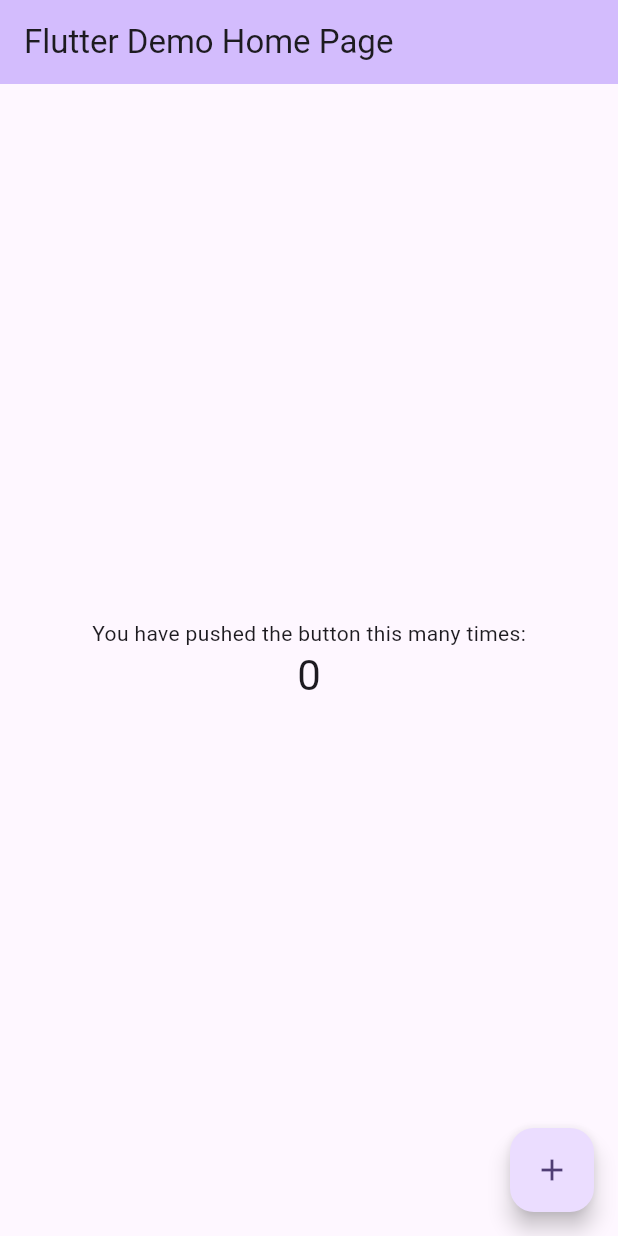
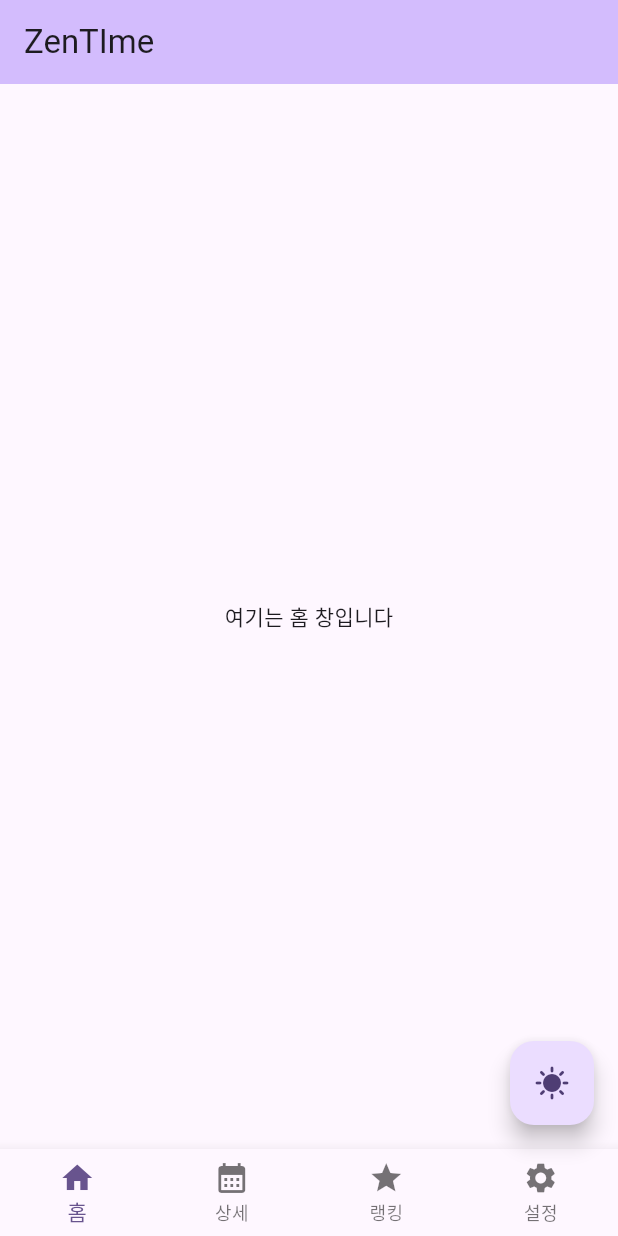
Before and after one commit to kimjw7815/zentime, a Flutter app: the screen it shows after launch, on a phone screen of 412 x 824 dp. Run offline on Flutter 3.47's test engine with Material 3 defaults, Android fonts, the phone set to English and light mode, and no system bars.

Commit message:
기본 화면 구성

```diff
--- /dev/null
+++ b/zentime_app/lib/apps/homepage.dart
@@ -0,0 +1,19 @@
+import 'package:flutter/material.dart';
+
+class HomePage extends StatelessWidget {
+  const HomePage({super.key});
+
+  @override
+  Widget build(BuildContext context) {
+    return Scaffold(
+      body: Center(
+        child: Column(
+          mainAxisAlignment: .center,
+          children: [
+            const Text('여기는 홈 창입니다'),
+          ],
+        ),
+      ),
+    );
+  }
+}
--- /dev/null
+++ b/zentime_app/lib/framepage.dart
@@ -0,0 +1,65 @@
+import 'package:flutter/material.dart';
+import 'package:zentime/apps/homepage.dart';
+import 'package:zentime/apps/detailpage.dart';
+import 'package:zentime/apps/rankingpage.dart';
+import 'package:zentime/apps/settingpage.dart';
+
+class FramePage extends StatefulWidget {
+  final VoidCallback toggleTheme;
+  const FramePage({super.key, required this.toggleTheme});
+
+  @override
+  State<FramePage> createState() => _FramePageState();
+}
+class _FramePageState extends State<FramePage> {
+  int _selectedIndex = 0;
+
+  @override
+  Widget build(BuildContext context) {
+    final List<Widget> _pages = [
+      const HomePage(),    // 0번: 홈 페이지
+      const DetailPage(),    // 1번: 상세 페이지
+      const RankingPage(),    // 0번: 랭킹 페이지
+      const SettingPage(),    // 2번: 설정 페이지
+    ];
+    return Scaffold(
+      appBar: AppBar(
+        backgroundColor: Theme.of(context).colorScheme.inversePrimary,
+        title: Text('ZenTIme'),
+      ),
+      body: _pages[_selectedIndex],
+      floatingActionButton: FloatingActionButton(
+        onPressed: widget.toggleTheme,
+        tooltip: '라이트/다크 모드 변경',
+        child: const Icon(Icons.sunny),
+      ),
+      bottomNavigationBar: BottomNavigationBar(
+        type: BottomNavigationBarType.fixed,
+        items: const [
+          BottomNavigationBarItem(
+            icon: Icon(Icons.home),
+            label: '홈',
+          ),
+          BottomNavigationBarItem(
+            icon: Icon(Icons.calendar_month),
+            label: '상세',
+          ),
+          BottomNavigationBarItem(
+            icon: Icon(Icons.star),
+            label: '랭킹',
+          ),
+          BottomNavigationBarItem(
+            icon: Icon(Icons.settings),
+            label: '설정',
+          ),
+        ],
+        currentIndex: _selectedIndex,
+        onTap: (index) {
+          setState(() {
+            _selectedIndex = index; // 사용자가 누른 번호로 업데이트!
+          });
+        },
+      )
+    );
+  }
+}
--- a/zentime_app/lib/main.dart
+++ b/zentime_app/lib/main.dart
@@ -1,122 +1,61 @@
 import 'package:flutter/material.dart';
+import 'package:zentime/framepage.dart';
+import 'package:zentime/apps/settingpage.dart';
 
 void main() {
-  runApp(const MyApp());
+  runApp(const ZenTimeApp());
 }
 
-class MyApp extends StatelessWidget {
-  const MyApp({super.key});
+class ZenTimeApp extends StatefulWidget {
+  const ZenTimeApp({super.key});
 
-  // This widget is the root of your application.
   @override
-  Widget build(BuildContext context) {
-    return MaterialApp(
-      title: 'Flutter Demo',
-      theme: ThemeData(
-        // This is the theme of your application.
-        //
-        // TRY THIS: Try running your application with "flutter run". You'll see
-        // the application has a purple toolbar. Then, without quitting the app,
-        // try changing the seedColor in the colorScheme below to Colors.green
-        // and then invoke "hot reload" (save your changes or press the "hot
-        // reload" button in a Flutter-supported IDE, or press "r" if you used
-        // the command line to start the app).
-        //
-        // Notice that the counter didn't reset back to zero; the application
-        // state is not lost during the reload. To reset the state, use hot
-        // restart instead.
-        //
-        // This works for code too, not just values: Most code changes can be
-        // tested with just a hot reload.
-        colorScheme: .fromSeed(seedColor: Colors.deepPurple),
-      ),
-      home: const MyHomePage(title: 'Flutter Demo Home Page'),
-    );
-  }
+  State<ZenTimeApp> createState() => _ZenTimeAppState();
 }
 
-class MyHomePage extends StatefulWidget {
-  const MyHomePage({super.key, required this.title});
+class _ZenTimeAppState extends State<ZenTimeApp> {
+  ThemeMode _themeMode = ThemeMode.system;
 
-  // This widget is the home page of your application. It is stateful, meaning
-  // that it has a State object (defined below) that contains fields that affect
-  // how it looks.
-
-  // This class is the configuration for the state. It holds the values (in this
-  // case the title) provided by the parent (in this case the App widget) and
-  // used by the build method of the State. Fields in a Widget subclass are
-  // always marked "final".
-
-  final String title;
-
-  @override
-  State<MyHomePage> createState() => _MyHomePageState();
-}
-
-class _MyHomePageState extends State<MyHomePage> {
-  int _counter = 0;
-
-  void _incrementCounter() {
+  void _toggleTheme() {
     setState(() {
-      // This call to setState tells the Flutter framework that something has
-      // changed in this State, which causes it to rerun the build method below
-      // so that the display can reflect the updated values. If we changed
-      // _counter without calling setState(), then the build method would not be
-      // called again, and so nothing would appear to happen.
-      _counter++;
+      // 현재 테마가 system이면, 실제 기기의 브라이트니스를 가져와서 반대로 바꿈
+      if (_themeMode == ThemeMode.system) {
+        final brightness = View.of(context).platformDispatcher.platformBrightness;
+        _themeMode = (brightness == Brightness.dark) ? ThemeMode.light : ThemeMode.dark;
+      } else {
+        // 이미 system이 아니라면 단순 토글
+        _themeMode = (_themeMode == ThemeMode.light) ? ThemeMode.dark : ThemeMode.light;
+      }
     });
   }
 
   @override
   Widget build(BuildContext context) {
-    // This method is rerun every time setState is called, for instance as done
-    // by the _incrementCounter method above.
-    //
-    // The Flutter framework has been optimized to make rerunning build methods
-    // fast, so that you can just rebuild anything that needs updating rather
-    // than having to individually change instances of widgets.
-    return Scaffold(
-      appBar: AppBar(
-        // TRY THIS: Try changing the color here to a specific color (to
-        // Colors.amber, perhaps?) and trigger a hot reload to see the AppBar
-        // change color while the other colors stay the same.
-        backgroundColor: Theme.of(context).colorScheme.inversePrimary,
-        // Here we take the value from the MyHomePage object that was created by
-        // the App.build method, and use it to set our appbar title.
-        title: Text(widget.title),
-      ),
-      body: Center(
-        // Center is a layout widget. It takes a single child and positions it
-        // in the middle of the parent.
-        child: Column(
-          // Column is also a layout widget. It takes a list of children and
-          // arranges them vertically. By default, it sizes itself to fit its
-          // children horizontally, and tries to be as tall as its parent.
-          //
-          // Column has various properties to control how it sizes itself and
-          // how it positions its children. Here we use mainAxisAlignment to
-          // center the children vertically; the main axis here is the vertical
-          // axis because Columns are vertical (the cross axis would be
-          // horizontal).
-          //
-          // TRY THIS: Invoke "debug painting" (choose the "Toggle Debug Paint"
-          // action in the IDE, or press "p" in the console), to see the
-          // wireframe for each widget.
-          mainAxisAlignment: .center,
-          children: [
-            const Text('You have pushed the button this many times:'),
-            Text(
-              '$_counter',
-              style: Theme.of(context).textTheme.headlineMedium,
-            ),
-          ],
+    return MaterialApp(
+      title: 'Flutter Demo',
+      themeMode: _themeMode,
+      theme: ThemeData(
+        brightness: Brightness.light,
+        useMaterial3: true,
+        colorScheme: .fromSeed(
+          seedColor: Colors.deepPurple,
+          brightness: Brightness.light
         ),
       ),
-      floatingActionButton: FloatingActionButton(
-        onPressed: _incrementCounter,
-        tooltip: 'Increment',
-        child: const Icon(Icons.add),
+      darkTheme: ThemeData(
+        brightness: Brightness.dark,
+        useMaterial3: true,
+        colorScheme: .fromSeed(
+          seedColor: Colors.deepPurple,
+          brightness: Brightness.dark
+        ),
       ),
+      initialRoute: '/',
+      routes: {
+        '/': (context) => FramePage(toggleTheme: () => _toggleTheme()),
+        '/settings': (context) => SettingPage()
+      }
     );
   }
+
 }
```
Also changed, not shown: zentime_app/lib/apps/detailpage.dart (added, +19 -0 lines), zentime_app/lib/apps/rankingpage.dart (added, +19 -0 lines), zentime_app/lib/apps/settingpage.dart (added, +19 -0 lines), zentime_app/lib/models/user_data.dart (added, +19 -0 lines), 2 other files.
